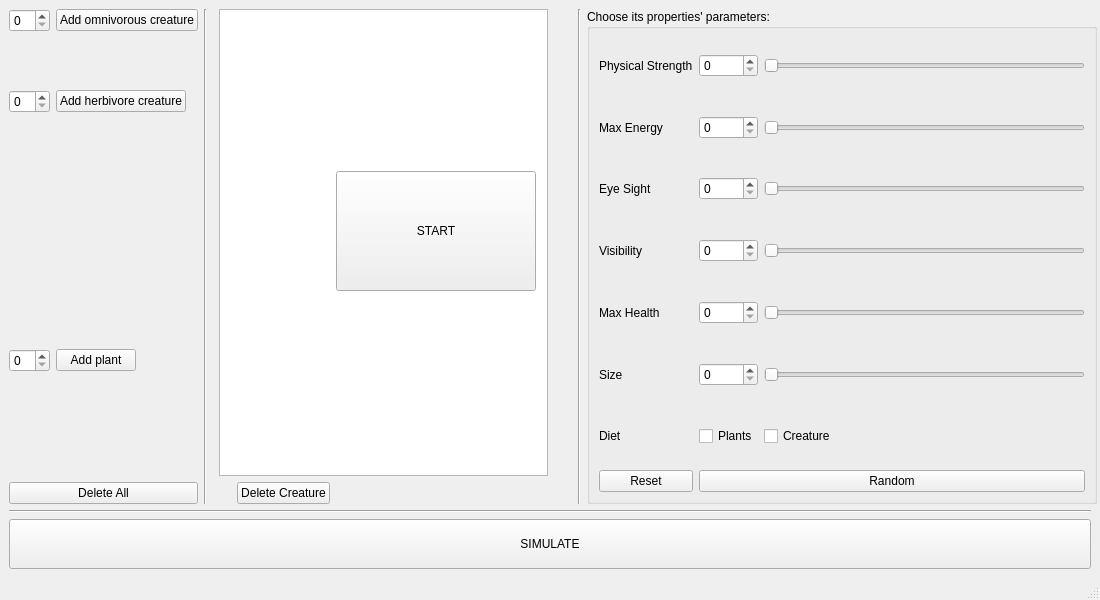
Before: the Qt Designer form Evolution_1/mainwindow.ui in Natali124/Evolution-Simulator, drawn with Qt 5.
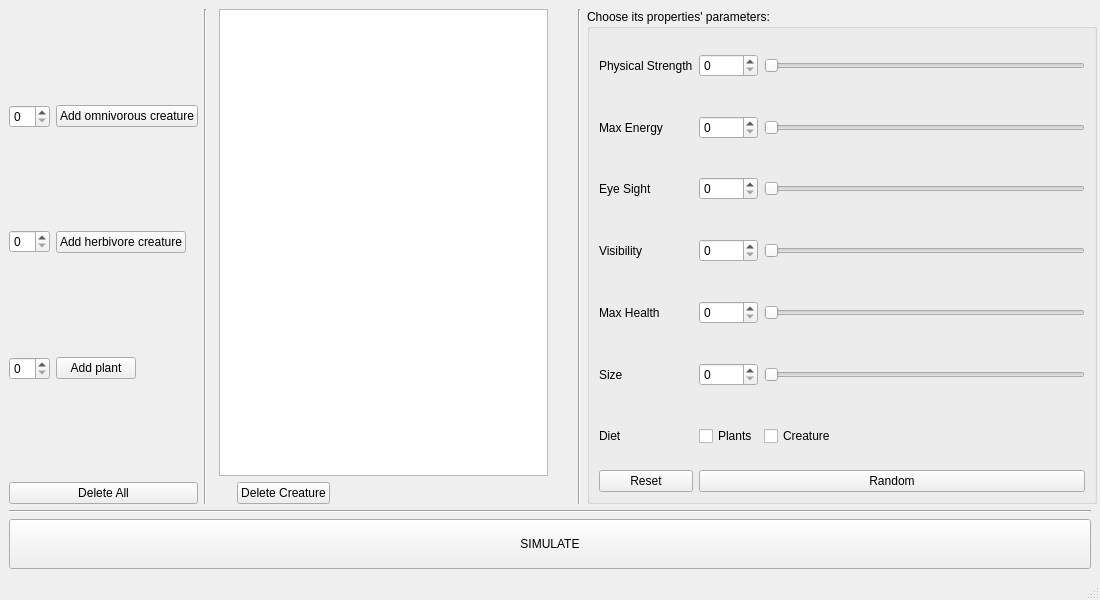
After: the same form once the commit is applied.

```diff
--- a/Evolution_1/mainwindow.ui
+++ b/Evolution_1/mainwindow.ui
@@ -40,16 +40,6 @@
       </property>
      </widget>
     </item>
-    <item row="2" column="0">
-     <widget class="QSpinBox" name="count_prey">
-      <property name="sizePolicy">
-       <sizepolicy hsizetype="Fixed" vsizetype="Fixed">
-        <horstretch>0</horstretch>
-        <verstretch>0</verstretch>
-       </sizepolicy>
-      </property>
-     </widget>
-    </item>
     <item row="0" column="16" rowspan="10">
      <widget class="QGroupBox" name="groupBox">
       <property name="sizePolicy">
@@ -401,42 +391,6 @@
       </layout>
      </widget>
     </item>
-    <item row="2" column="1">
-     <widget class="QPushButton" name="button_prey">
-      <property name="sizePolicy">
-       <sizepolicy hsizetype="Fixed" vsizetype="Fixed">
-        <horstretch>0</horstretch>
-        <verstretch>0</verstretch>
-       </sizepolicy>
-      </property>
-      <property name="text">
-       <string>Add herbivore creature</string>
-      </property>
-     </widget>
-    </item>
-    <item row="0" column="0">
-     <widget class="QSpinBox" name="count_pred">
-      <property name="sizePolicy">
-       <sizepolicy hsizetype="Fixed" vsizetype="Fixed">
-        <horstretch>0</horstretch>
-        <verstretch>0</verstretch>
-       </sizepolicy>
-      </property>
-     </widget>
-    </item>
-    <item row="0" column="1">
-     <widget class="QPushButton" name="button_pred">
-      <property name="sizePolicy">
-       <sizepolicy hsizetype="Fixed" vsizetype="Fixed">
-        <horstretch>0</horstretch>
-        <verstretch>0</verstretch>
-       </sizepolicy>
-      </property>
-      <property name="text">
-       <string>Add omnivorous creature</string>
-      </property>
-     </widget>
-    </item>
     <item row="9" column="0" colspan="2">
      <widget class="QPushButton" name="button_delete_all">
       <property name="sizePolicy">
@@ -469,6 +423,25 @@
       </property>
      </widget>
     </item>
+    <item row="4" column="8">
+     <widget class="QPushButton" name="startBut">
+      <property name="sizePolicy">
+       <sizepolicy hsizetype="Minimum" vsizetype="Minimum">
+        <horstretch>0</horstretch>
+        <verstretch>0</verstretch>
+       </sizepolicy>
+      </property>
+      <property name="minimumSize">
+       <size>
+        <width>200</width>
+        <height>120</height>
+       </size>
+      </property>
+      <property name="text">
+       <string>START</string>
+      </property>
+     </widget>
+    </item>
     <item row="10" column="0" colspan="17">
      <widget class="Line" name="line_3">
       <property name="orientation">
@@ -476,6 +449,16 @@
       </property>
      </widget>
     </item>
+    <item row="0" column="4" rowspan="9" colspan="7">
+     <widget class="QListWidget" name="creature_list">
+      <property name="sizePolicy">
+       <sizepolicy hsizetype="Minimum" vsizetype="Minimum">
+        <horstretch>0</horstretch>
+        <verstretch>0</verstretch>
+       </sizepolicy>
+      </property>
+     </widget>
+    </item>
     <item row="0" column="15" rowspan="10">
      <widget class="Line" name="line_2">
       <property name="sizePolicy">
@@ -496,8 +479,44 @@
       </property>
      </widget>
     </item>
-    <item row="6" column="0">
-     <widget class="QSpinBox" name="count_plant">
+    <item row="4" column="1">
+     <widget class="QPushButton" name="button_prey">
+      <property name="sizePolicy">
+       <sizepolicy hsizetype="Fixed" vsizetype="Fixed">
+        <horstretch>0</horstretch>
+        <verstretch>0</verstretch>
+       </sizepolicy>
+      </property>
+      <property name="text">
+       <string>Add herbivore creature</string>
+      </property>
+     </widget>
+    </item>
+    <item row="4" column="0">
+     <widget class="QSpinBox" name="count_prey">
+      <property name="sizePolicy">
+       <sizepolicy hsizetype="Fixed" vsizetype="Fixed">
+        <horstretch>0</horstretch>
+        <verstretch>0</verstretch>
+       </sizepolicy>
+      </property>
+     </widget>
+    </item>
+    <item row="2" column="1">
+     <widget class="QPushButton" name="button_pred">
+      <property name="sizePolicy">
+       <sizepolicy hsizetype="Fixed" vsizetype="Fixed">
+        <horstretch>0</horstretch>
+        <verstretch>0</verstretch>
+       </sizepolicy>
+      </property>
+      <property name="text">
+       <string>Add omnivorous creature</string>
+      </property>
+     </widget>
+    </item>
+    <item row="2" column="0">
+     <widget class="QSpinBox" name="count_pred">
       <property name="sizePolicy">
        <sizepolicy hsizetype="Fixed" vsizetype="Fixed">
         <horstretch>0</horstretch>
@@ -519,51 +538,32 @@
       </property>
      </widget>
     </item>
-    <item row="0" column="4" rowspan="9" colspan="7">
-     <widget class="QListWidget" name="creature_list">
+    <item row="6" column="0">
+     <widget class="QSpinBox" name="count_plant">
       <property name="sizePolicy">
-       <sizepolicy hsizetype="Minimum" vsizetype="Minimum">
+       <sizepolicy hsizetype="Fixed" vsizetype="Fixed">
         <horstretch>0</horstretch>
         <verstretch>0</verstretch>
        </sizepolicy>
       </property>
      </widget>
     </item>
-    <item row="4" column="8">
-     <widget class="QPushButton" name="startBut">
-      <property name="sizePolicy">
-       <sizepolicy hsizetype="Minimum" vsizetype="Minimum">
-        <horstretch>0</horstretch>
-        <verstretch>0</verstretch>
-       </sizepolicy>
-      </property>
-      <property name="minimumSize">
-       <size>
-        <width>200</width>
-        <height>120</height>
-       </size>
-      </property>
-      <property name="text">
-       <string>START</string>
-      </property>
-     </widget>
-    </item>
    </layout>
    <zorder>line_1</zorder>
    <zorder>line_2</zorder>
    <zorder>line_3</zorder>
    <zorder>groupBox</zorder>
    <zorder>button_delete_all</zorder>
-   <zorder>button_pred</zorder>
-   <zorder>count_prey</zorder>
-   <zorder>button_prey</zorder>
-   <zorder>count_pred</zorder>
-   <zorder>button_plant</zorder>
-   <zorder>count_plant</zorder>
    <zorder>button_delete_creature</zorder>
    <zorder>simBut</zorder>
    <zorder>creature_list</zorder>
    <zorder>startBut</zorder>
+   <zorder>button_prey</zorder>
+   <zorder>count_prey</zorder>
+   <zorder>button_pred</zorder>
+   <zorder>count_pred</zorder>
+   <zorder>button_plant</zorder>
+   <zorder>count_plant</zorder>
   </widget>
   <widget class="QMenuBar" name="menubar">
    <property name="geometry">
```
